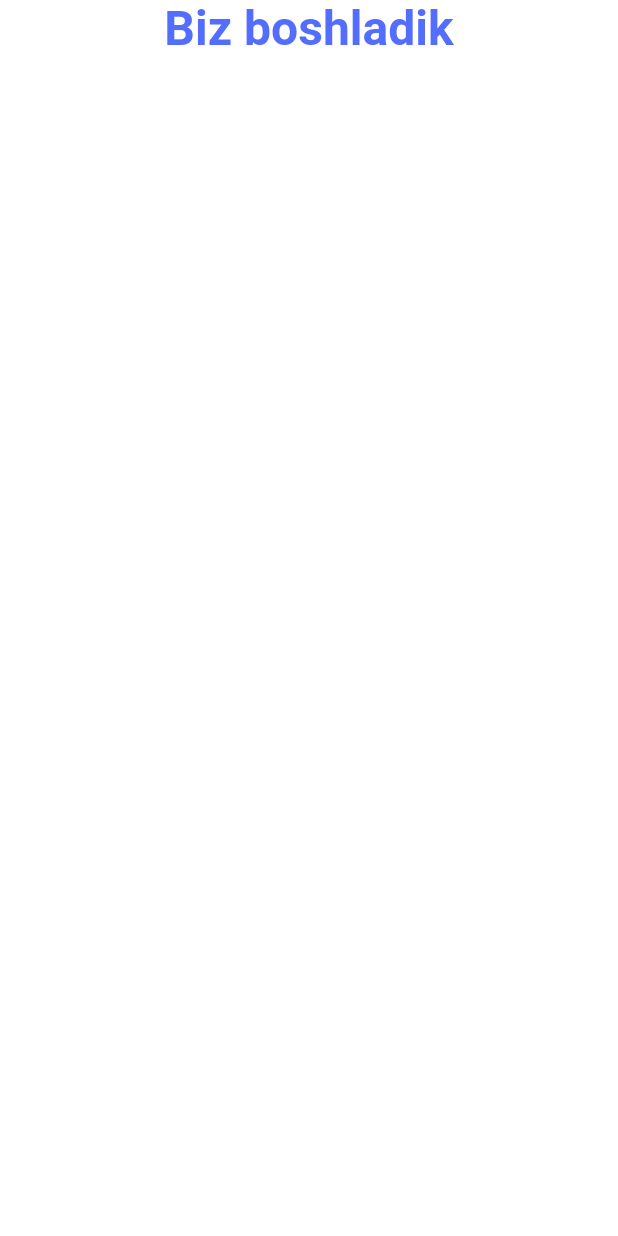
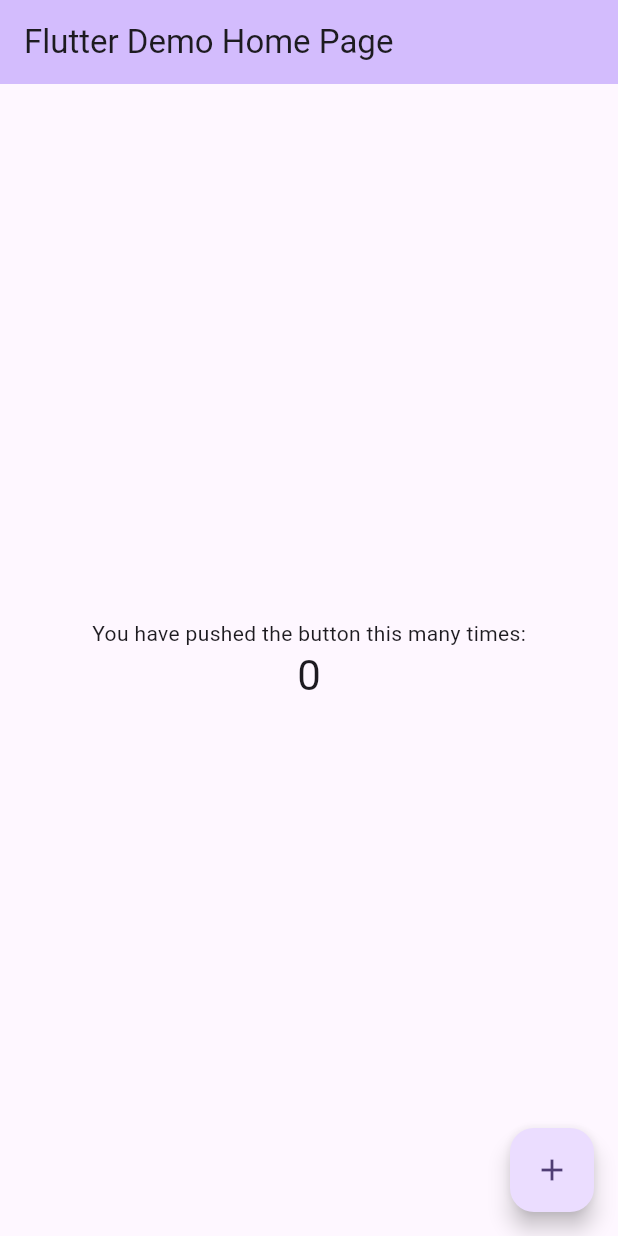
Before and after one commit to FayzullayevF/lesson101, a Flutter app: the screen it shows after launch, on a phone screen of 412 x 824 dp. Run offline on Flutter 3.47's test engine with Material 3 defaults, Android fonts, the phone set to English and light mode, and no system bars.

Commit message:
first homework

```diff
--- /dev/null
+++ b/lib/first homework.dart
@@ -0,0 +1,33 @@
+class Home {
+  int number;
+  String address;
+  int floors;
+  int numOfRooms;
+  double area;
+
+  // Constructor
+  Home({
+    required this.number,
+    required this.address,
+    required this.floors,
+    required this.numOfRooms,
+    required this.area,
+  });
+}
+
+  void main() {
+    Home myHome = Home(
+      number: 123,
+      address: "Toshkent, O'zbekiston",
+      floors: 2,
+      numOfRooms: 5,
+      area: 150.5,
+    );
+    if (myHome.numOfRooms >= 10) {
+      print('Juda katta xonadon');
+    } else if (myHome.numOfRooms >= 4) {
+      print('Katta uy');
+    } else {
+      print("O'rtacha kattalikdagi uy");
+    }
+  }
--- a/lib/main.dart
+++ b/lib/main.dart
@@ -1,34 +1,125 @@
 import 'package:flutter/material.dart';
 
-void main(){
+void main() {
   runApp(const MyApp());
 }
-class MyApp extends StatelessWidget{
+
+class MyApp extends StatelessWidget {
   const MyApp({super.key});
+
+  // This widget is the root of your application.
+  @override
+  Widget build(BuildContext context) {
+    return MaterialApp(
+      title: 'Flutter Demo',
+      theme: ThemeData(
+        // This is the theme of your application.
+        //
+        // TRY THIS: Try running your application with "flutter run". You'll see
+        // the application has a purple toolbar. Then, without quitting the app,
+        // try changing the seedColor in the colorScheme below to Colors.green
+        // and then invoke "hot reload" (save your changes or press the "hot
+        // reload" button in a Flutter-supported IDE, or press "r" if you used
+        // the command line to start the app).
+        //
+        // Notice that the counter didn't reset back to zero; the application
+        // state is not lost during the reload. To reset the state, use hot
+        // restart instead.
+        //
+        // This works for code too, not just values: Most code changes can be
+        // tested with just a hot reload.
+        colorScheme: ColorScheme.fromSeed(seedColor: Colors.deepPurple),
+        useMaterial3: true,
+      ),
+      home: const MyHomePage(title: 'Flutter Demo Home Page'),
+    );
+  }
+}
+
+class MyHomePage extends StatefulWidget {
+  const MyHomePage({super.key, required this.title});
+
+  // This widget is the home page of your application. It is stateful, meaning
+  // that it has a State object (defined below) that contains fields that affect
+  // how it looks.
+
+  // This class is the configuration for the state. It holds the values (in this
+  // case the title) provided by the parent (in this case the App widget) and
+  // used by the build method of the State. Fields in a Widget subclass are
+  // always marked "final".
+
+  final String title;
+
+  @override
+  State<MyHomePage> createState() => _MyHomePageState();
+}
+
+class _MyHomePageState extends State<MyHomePage> {
+  int _counter = 0;
+
+  void _incrementCounter() {
+    setState(() {
+      // This call to setState tells the Flutter framework that something has
+      // changed in this State, which causes it to rerun the build method below
+      // so that the display can reflect the updated values. If we changed
+      // _counter without calling setState(), then the build method would not be
+      // called again, and so nothing would appear to happen.
+      _counter++;
+    });
+  }
 
   @override
   Widget build(BuildContext context) {
-    return const MaterialApp(
-        debugShowCheckedModeBanner: false,
-        home: Column(
-          mainAxisAlignment: MainAxisAlignment.spaceBetween,
-          crossAxisAlignment: CrossAxisAlignment.center,
-          children: [
+    // This method is rerun every time setState is called, for instance as done
+    // by the _incrementCounter method above.
+    //
+    // The Flutter framework has been optimized to make rerunning build methods
+    // fast, so that you can just rebuild anything that needs updating rather
+    // than having to individually change instances of widgets.
+    return Scaffold(
+      appBar: AppBar(
+        // TRY THIS: Try changing the color here to a specific color (to
+        // Colors.amber, perhaps?) and trigger a hot reload to see the AppBar
+        // change color while the other colors stay the same.
+        backgroundColor: Theme.of(context).colorScheme.inversePrimary,
+        // Here we take the value from the MyHomePage object that was created by
+        // the App.build method, and use it to set our appbar title.
+        title: Text(widget.title),
+      ),
+      body: Center(
+        // Center is a layout widget. It takes a single child and positions it
+        // in the middle of the parent.
+        child: Column(
+          // Column is also a layout widget. It takes a list of children and
+          // arranges them vertically. By default, it sizes itself to fit its
+          // children horizontally, and tries to be as tall as its parent.
+          //
+          // Column has various properties to control how it sizes itself and
+          // how it positions its children. Here we use mainAxisAlignment to
+          // center the children vertically; the main axis here is the vertical
+          // axis because Columns are vertical (the cross axis would be
+          // horizontal).
+          //
+          // TRY THIS: Invoke "debug painting" (choose the "Toggle Debug Paint"
+          // action in the IDE, or press "p" in the console), to see the
+          // wireframe for each widget.
+          mainAxisAlignment: MainAxisAlignment.center,
+          children: <Widget>[
+            const Text(
+              'You have pushed the button this many times:',
+            ),
             Text(
-              "Biz boshladik",
-              style: TextStyle(
-                color: Colors.indigoAccent,
-                fontWeight: FontWeight.bold,
-                fontSize: 32,
-                fontFamily: "Roboto",
-                decoration: TextDecoration.none,
-              ),
-
-            )
+              '$_counter',
+              style: Theme.of(context).textTheme.headlineMedium,
+            ),
           ],
-        )
+        ),
+      ),
+      floatingActionButton: FloatingActionButton(
+        onPressed: _incrementCounter,
+        tooltip: 'Increment',
+        child: const Icon(Icons.add),
+      ), // This trailing comma makes auto-formatting nicer for build methods.
     );
-
   }
-
 }
```
